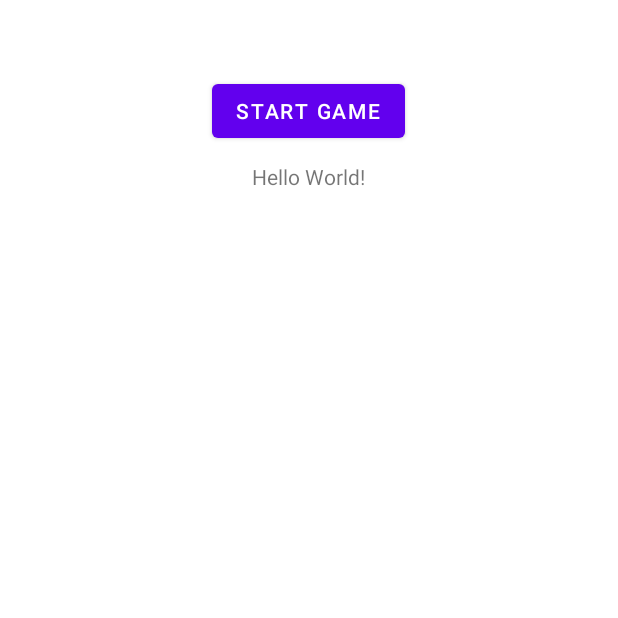
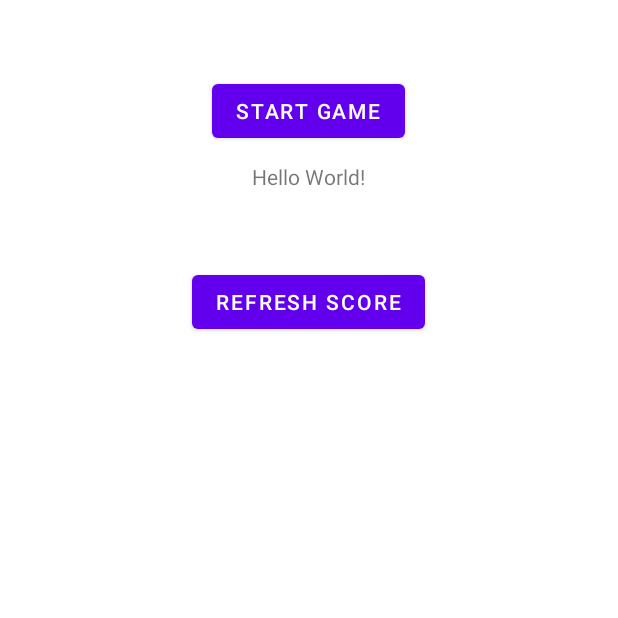
Before and after one commit to sattva-innovations/GameDep, an Android app: the screen it shows after launch (MainActivity), on a phone screen of 412 x 824 dp, the top half of it. Run offline under Robolectric (Android 15) with nearby library versions, the phone set to English and light mode, and no system bars.

Commit message:
added shared prefrence

```diff
--- a/ZingieGame20/ZingieGame/src/main/java/com/sattvainnovations/zingiegame/StartGameCall.kt
+++ b/ZingieGame20/ZingieGame/src/main/java/com/sattvainnovations/zingiegame/StartGameCall.kt
@@ -2,6 +2,8 @@ package com.sattvainnovations.zingiegame
 
 import android.content.Context
 import android.content.Intent
+import android.widget.Toast
+import androidx.appcompat.app.AppCompatActivity
 import androidx.core.content.ContextCompat.startActivity
 
 
@@ -14,4 +16,7 @@ class StartGameCall {
        return intent
     }
 
+
+
+
 }
--- a/ZingieGame20/app/src/main/java/com/sattvainnovations/zingiegame20/MainActivity.kt
+++ b/ZingieGame20/app/src/main/java/com/sattvainnovations/zingiegame20/MainActivity.kt
@@ -1,6 +1,7 @@
 package com.sattvainnovations.zingiegame20
 
 import android.content.Context
+import android.content.SharedPreferences
 import androidx.appcompat.app.AppCompatActivity
 import android.os.Bundle
 import android.widget.Button
@@ -10,30 +11,49 @@ import android.widget.Toast
 import com.sattvainnovations.zingiegame.StartGameCall
 import com.sattvainnovations.zingiegame.callGame
 
+
 class MainActivity : AppCompatActivity() {
+
+
+
+    private var score : String? = null
+
+
+
     override fun onCreate(savedInstanceState: Bundle?) {
         super.onCreate(savedInstanceState)
         setContentView(R.layout.activity_main)
+
         val startButton = findViewById<Button>(R.id.startButton)
+        val scoreDisplay = findViewById<TextView>(R.id.scoreDisplay)
+        val refreshscore = findViewById<Button>(R.id.getScore)
+
+        //init shared pref
+        var scoredata = getSharedPreferences("Score", MODE_PRIVATE)
+        score = scoredata.getString("Score","")
+
 
         startButton.setOnClickListener {
+            val editor: SharedPreferences.Editor = scoredata.edit()
+            editor.putString("Score", "")
+            editor.commit()
             startActivity(StartGameCall().startGameActivity(application))
         }
 
+        refreshscore.setOnClickListener {
+            score = scoredata.getString("Score","")
+            if (score == ""){
+                scoreDisplay.setText("play")
+
+            }
+            else{
+                scoreDisplay.setText(score)
+                Toast.makeText(applicationContext,score,Toast.LENGTH_LONG).show()
+
+            }
+
+        }
 
     }
 
-    override fun onRestart() {
-        val scoreDisplay = findViewById<TextView>(R.id.scoreDisplay)
-        var src = callGame()
-        if (src == null){
-
-        }
-        else{
-            scoreDisplay.setText(src.sendScore())
-            Toast.makeText(applicationContext,src.sendScore(),Toast.LENGTH_LONG).show()
-        }
-
-        super.onRestart()
-    }
 }
--- a/ZingieGame20/app/src/main/res/layout/activity_main.xml
+++ b/ZingieGame20/app/src/main/res/layout/activity_main.xml
@@ -25,4 +25,12 @@
         android:layout_gravity="center_horizontal"
          />
 
+    <Button
+        android:id="@+id/getScore"
+        android:layout_marginTop="50dp"
+        android:layout_width="wrap_content"
+        android:layout_height="wrap_content"
+        android:text="@string/refresh_score"
+        android:layout_gravity="center_horizontal"/>
+
 </LinearLayout>
--- a/ZingieGame20/app/src/main/res/values/strings.xml
+++ b/ZingieGame20/app/src/main/res/values/strings.xml
@@ -1,4 +1,5 @@
 <resources>
     <string name="app_name">ZingieGame2.0</string>
     <string name="start_game">Start game</string>
+    <string name="refresh_score">refresh score</string>
 </resources>
```
Also changed, not shown: ZingieGame20/ZingieGame/src/main/java/com/sattvainnovations/zingiegame/callGame.kt (+18 -12 lines).
